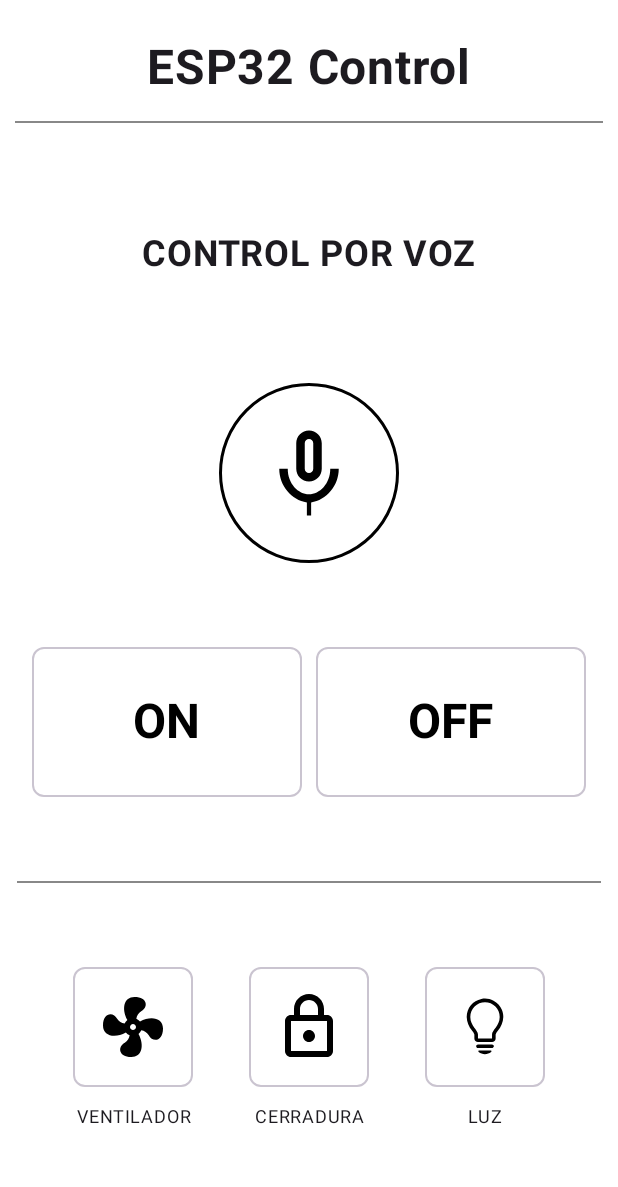
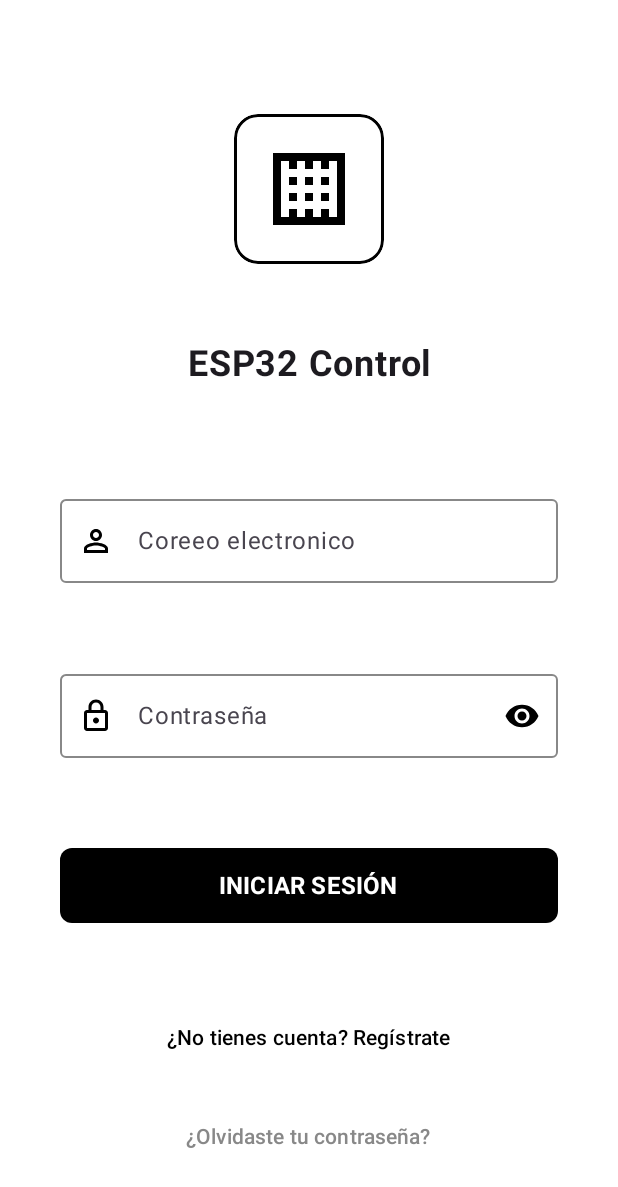
Before and after one commit to Luis3c4/ESP32-KOTLIN, an Android app built with Jetpack Compose: the screen it shows after launch (MainActivity before the commit, LoginActivity after it), on a phone screen of 412 x 824 dp. Shown: the top 1187 px of the screen. Run offline under Robolectric (Android 15) with nearby library versions, the phone set to English and light mode, and no system bars; our stand-ins replace Firebase (no records; nobody signed in at launch, a user with empty details on screens opened directly).

Commit message:
login end

```diff
--- a/app/build.gradle.kts
+++ b/app/build.gradle.kts
@@ -2,6 +2,7 @@ plugins {
     alias(libs.plugins.android.application)
     alias(libs.plugins.kotlin.android)
     alias(libs.plugins.kotlin.compose)
+    id("com.google.gms.google-services")
 }
 
 android {
@@ -40,7 +41,8 @@ android {
 }
 
 dependencies {
-
+    implementation(platform("com.google.firebase:firebase-bom:33.13.0"))
+    implementation("com.google.firebase:firebase-analytics")
     implementation(libs.androidx.core.ktx)
     implementation(libs.androidx.lifecycle.runtime.ktx)
     implementation(libs.androidx.activity.compose)
@@ -49,6 +51,7 @@ dependencies {
     implementation(libs.androidx.ui.graphics)
     implementation(libs.androidx.ui.tooling.preview)
     implementation(libs.androidx.material3)
+    implementation(libs.firebase.auth.ktx)
     testImplementation(libs.junit)
     androidTestImplementation(libs.androidx.junit)
     androidTestImplementation(libs.androidx.espresso.core)
--- a/app/src/main/AndroidManifest.xml
+++ b/app/src/main/AndroidManifest.xml
@@ -12,14 +12,15 @@
         android:supportsRtl="true"
         android:theme="@style/Theme.Probando"
         tools:targetApi="31">
+        <activity android:name=".MainActivity" />
         <activity
-            android:name=".MainActivity"
+            android:name=".LoginActivity"
+
             android:exported="true"
             android:label="@string/app_name"
             android:theme="@style/Theme.Probando">
             <intent-filter>
                 <action android:name="android.intent.action.MAIN" />
-
                 <category android:name="android.intent.category.LAUNCHER" />
             </intent-filter>
         </activity>
--- /dev/null
+++ b/app/src/main/java/com/example/proyectoESP32/LoginActivity.kt
@@ -0,0 +1,320 @@
+package com.example.proyectoESP32
+
+import android.content.Intent
+import android.os.Bundle
+import android.widget.Toast
+import androidx.activity.ComponentActivity
+import androidx.activity.compose.setContent
+import androidx.compose.material3.TextFieldDefaults
+import androidx.compose.foundation.Image
+import androidx.compose.foundation.background
+import androidx.compose.foundation.border
+import androidx.compose.foundation.layout.*
+import androidx.compose.foundation.shape.RoundedCornerShape
+import androidx.compose.foundation.text.KeyboardOptions
+import androidx.compose.material3.*
+import androidx.compose.runtime.*
+import androidx.compose.ui.Alignment
+import androidx.compose.ui.Modifier
+import androidx.compose.ui.draw.clip
+import androidx.compose.ui.graphics.Color
+import androidx.compose.ui.platform.LocalContext
+import androidx.compose.ui.res.painterResource
+import androidx.compose.ui.text.font.FontWeight
+import androidx.compose.ui.text.input.KeyboardType
+import androidx.compose.ui.text.input.PasswordVisualTransformation
+import androidx.compose.ui.text.input.VisualTransformation
+import androidx.compose.ui.text.style.TextAlign
+import androidx.compose.ui.unit.dp
+import androidx.compose.ui.unit.sp
+import com.google.firebase.auth.FirebaseAuth
+import com.google.firebase.auth.ktx.auth
+import com.google.firebase.ktx.Firebase
+
+
+class LoginActivity : ComponentActivity() {
+    private lateinit var auth: FirebaseAuth
+
+
+    override fun onCreate(savedInstanceState: Bundle?) {
+        super.onCreate(savedInstanceState)
+        auth = Firebase.auth
+
+        setContent {
+            ESP32ControlTheme {
+                Surface(
+                    modifier = Modifier.fillMaxSize(),
+                    color = MaterialTheme.colorScheme.background
+                ) {
+                    LoginScreen(
+                        onLoginSuccess = {
+                            val intent = Intent(this, MainActivity::class.java)
+                            startActivity(intent)
+                            finish()
+                        },
+                        onLoginError = { message ->
+                            Toast.makeText(this, message, Toast.LENGTH_SHORT).show()
+                        }
+                    )
+                }
+            }
+        }
+    }
+}
+
+@OptIn(ExperimentalMaterial3Api::class)
+@Composable
+fun LoginScreen(onLoginSuccess: () -> Unit,
+                onLoginError: (String) -> Unit) {
+    var username by remember { mutableStateOf("") }
+    var password by remember { mutableStateOf("") }
+    var showPassword by remember { mutableStateOf(false) }
+    var isError by remember { mutableStateOf(false) }
+    var isLoading by remember { mutableStateOf(false) }
+    var errorMessage by remember { mutableStateOf("") }
+    val context = LocalContext.current
+    val auth = Firebase.auth
+    Box(
+        modifier = Modifier
+            .fillMaxSize()
+            .background(Color.White)
+    ) {
+        // Smartphone frame
+        Box(
+            modifier = Modifier
+                .fillMaxSize()
+                .padding(8.dp)
+        ) {
+            Column(
+                modifier = Modifier
+                    .fillMaxSize()
+                    .padding(16.dp),
+                horizontalAlignment = Alignment.CenterHorizontally,
+                verticalArrangement = Arrangement.SpaceEvenly
+            ) {
+
+
+                Spacer(modifier = Modifier.height(16.dp))
+
+                // App Logo/Icon
+                Box(
+                    modifier = Modifier
+                        .size(100.dp)
+                        .clip(RoundedCornerShape(16.dp))
+                        .border(2.dp, Color.Black, RoundedCornerShape(16.dp))
+                        .padding(16.dp),
+                    contentAlignment = Alignment.Center
+                ) {
+                    Icon(
+                        painter = painterResource(id = R.drawable.ic_esp32),
+                        contentDescription = "ESP32 Logo",
+                        modifier = Modifier.size(64.dp),
+                        tint = Color.Black
+                    )
+                }
+
+                Spacer(modifier = Modifier.height(16.dp))
+
+                // App Title
+                Text(
+                    text = "ESP32 Control",
+                    fontSize = 24.sp,
+                    fontWeight = FontWeight.Bold,
+                    textAlign = TextAlign.Center
+                )
+
+                Spacer(modifier = Modifier.height(32.dp))
+
+                // Username field
+                OutlinedTextField(
+                    value = username,
+                    onValueChange = { username = it
+                                    if (isError) {
+                                        isError= false
+                                        errorMessage = ""}
+                                    },
+                    label = { Text("Coreeo electronico") },
+                    singleLine = true,
+                    modifier = Modifier
+                        .fillMaxWidth()
+                        .padding(horizontal = 16.dp),
+                    isError = isError && username.isEmpty(),
+                    colors = OutlinedTextFieldDefaults.colors(
+                        focusedBorderColor = Color.Black,
+                        unfocusedBorderColor = Color.Gray,
+                        errorBorderColor = Color.Red
+                    ),
+                    leadingIcon = {
+                        Icon(
+                            painter = painterResource(id = R.drawable.ic_user),
+                            contentDescription = "Usuario",
+                            tint = Color.Black
+                        )
+                    }
+                )
+
+                Spacer(modifier = Modifier.height(16.dp))
+
+                // Password field
+                OutlinedTextField(
+                    value = password,
+                    onValueChange = { password = it
+                        if (isError) {
+                            isError = false
+                            errorMessage = ""
+                        } },
+                    label = { Text("Contraseña") },
+                    singleLine = true,
+                    visualTransformation = if (showPassword) VisualTransformation.None else PasswordVisualTransformation(),
+                    keyboardOptions = KeyboardOptions(keyboardType = KeyboardType.Password),
+                    modifier = Modifier
+                        .fillMaxWidth()
+                        .padding(horizontal = 16.dp),
+                    isError = isError && password.isEmpty(),
+                    colors = OutlinedTextFieldDefaults.colors(
+                        focusedBorderColor = Color.Black,
+                        unfocusedBorderColor = Color.Gray,
+                        errorBorderColor = Color.Red
+                    ),
+                    leadingIcon = {
+                        Icon(
+                            painter = painterResource(id = R.drawable.ic_lock),
+                            contentDescription = "Contraseña",
+                            tint = Color.Black
+                        )
+                    },
+                    trailingIcon = {
+                        IconButton(onClick = { showPassword = !showPassword }) {
+                            Icon(
+                                painter = painterResource(
+                                    id = if (showPassword) R.drawable.ic_visibility_off else R.drawable.ic_visibility
+                                ),
+                                contentDescription = if (showPassword) "Ocultar contraseña" else "Mostrar contraseña",
+                                tint = Color.Black
+                            )
+                        }
+                    }
+                )
+
+                if (isError) {
+                    Text(
+                        text = "Por favor, complete todos los campos",
+                        color = Color.Red,
+                        fontSize = 12.sp,
+                        modifier = Modifier.padding(start = 16.dp, top = 4.dp)
+                    )
+                }
+
+                Spacer(modifier = Modifier.height(24.dp))
+
+                // Login button
+                Button(
+                    onClick = {
+                        if (username.isEmpty() || password.isEmpty()) {
+                            isError = true
+                            errorMessage = "Por favor, complete todos los campos"
+                            return@Button
+                        }
+                        // Validar formato de correo electrónico
+                        if (!android.util.Patterns.EMAIL_ADDRESS.matcher(username).matches()) {
+                            isError = true
+                            errorMessage = "Ingrese un correo electrónico válido"
+                            return@Button
+                        }
+                        // Mostrar indicador de carga
+                        isLoading = true
+                        // Iniciar sesión con Firebase
+                        auth.signInWithEmailAndPassword(username, password)
+                            .addOnCompleteListener { task ->
+                                isLoading = false
+                                if (task.isSuccessful) {
+                                    // Login exitoso
+                                    onLoginSuccess()
+                                } else {
+                                    // Login fallido
+                                    isError = true
+                                    errorMessage = task.exception?.message ?: "Error de autenticación"
+                                    onLoginError(errorMessage)
+                                }
+                            }
+                    },
+                    modifier = Modifier
+                        .fillMaxWidth()
+                        .height(50.dp)
+                        .padding(horizontal = 16.dp),
+                    shape = RoundedCornerShape(8.dp),
+                    colors = ButtonDefaults.buttonColors(
+                        containerColor = Color.Black,
+                        contentColor = Color.White
+                    ),
+                    enabled = !isLoading
+                ) {
+                    if (isLoading){
+                        CircularProgressIndicator(
+                            modifier = Modifier.size(24.dp),
+                            color = Color.White
+                        )
+                    }else {
+                        Text(
+                            text = "INICIAR SESIÓN",
+                            fontSize = 16.sp,
+                            fontWeight = FontWeight.Bold
+                        )
+                    }
+                }
+
+                Spacer(modifier = Modifier.height(16.dp))
+
+                // Register link
+                TextButton(
+                    onClick = { /* TODO: Navigate to register screen */ },
+                    modifier = Modifier.fillMaxWidth()
+                ) {
+                    Text(
+                        text = "¿No tienes cuenta? Regístrate",
+                        color = Color.Black,
+                        fontSize = 14.sp
+                    )
+                }
+
+                // Forgot password link
+                TextButton(
+                    onClick = {
+                        if (username.isEmpty() || !android.util.Patterns.EMAIL_ADDRESS.matcher(username).matches()) {
+                        isError = true
+                        errorMessage = "Ingrese un correo electrónico válido para recuperar la contraseña"
+                        return@TextButton
+                    }
+                        // Enviar correo de recuperación
+                        auth.sendPasswordResetEmail(username)
+                            .addOnCompleteListener { task ->
+                                if (task.isSuccessful) {
+                                    onLoginError("Se ha enviado un correo para restablecer tu contraseña")
+                                } else {
+                                    isError = true
+                                    errorMessage = task.exception?.message ?: "Error al enviar el correo"
+                                    onLoginError(errorMessage)
+                                }
+                            }},
+                    modifier = Modifier.fillMaxWidth()
+                ) {
+                    Text(
+                        text = "¿Olvidaste tu contraseña?",
+                        color = Color.Gray,
+                        fontSize = 14.sp
+                    )
+                }
+            }
+        }
+    }
+    // Mostrar un indicador de carga mientras se procesa la autenticación
+    if (isLoading)
+        Box(
+            modifier = Modifier
+                .fillMaxSize()
+                .background(Color.Black.copy(alpha = 0.5f)),
+            contentAlignment = Alignment.Center
+        ) {
+            CircularProgressIndicator(color = Color.White)
+        }
+    }
--- /dev/null
+++ b/app/src/main/res/drawable/ic_esp32.xml
@@ -0,0 +1,9 @@
+<vector xmlns:android="http://schemas.android.com/apk/res/android"
+    android:width="24dp"
+    android:height="24dp"
+    android:viewportWidth="24"
+    android:viewportHeight="24">
+    <path
+        android:fillColor="#000000"
+        android:pathData="M7,5H9V7H7V5ZM7,9H9V11H7V9ZM7,13H9V15H7V13ZM7,17H9V19H7V17ZM11,5H13V7H11V5ZM11,9H13V11H11V9ZM11,13H13V15H11V13ZM11,17H13V19H11V17ZM15,5H17V7H15V5ZM15,9H17V11H15V9ZM15,13H17V15H15V13ZM15,17H17V19H15V17ZM3,3V21H21V3H3ZM19,19H5V5H19V19Z"/>
+</vector>
--- /dev/null
+++ b/app/src/main/res/drawable/ic_user.xml
@@ -0,0 +1,9 @@
+<vector xmlns:android="http://schemas.android.com/apk/res/android"
+    android:width="24dp"
+    android:height="24dp"
+    android:viewportWidth="24"
+    android:viewportHeight="24">
+    <path
+        android:fillColor="#000000"
+        android:pathData="M12,12C14.21,12 16,10.21 16,8C16,5.79 14.21,4 12,4C9.79,4 8,5.79 8,8C8,10.21 9.79,12 12,12ZM12,6C13.1,6 14,6.9 14,8C14,9.1 13.1,10 12,10C10.9,10 10,9.1 10,8C10,6.9 10.9,6 12,6ZM12,13C9.33,13 4,14.34 4,17V20H20V17C20,14.34 14.67,13 12,13ZM18,18H6V17.01C6.2,16.29 9.3,15 12,15C14.7,15 17.8,16.29 18,17V18Z"/>
+</vector>
--- /dev/null
+++ b/app/src/main/res/drawable/ic_visibility.xml
@@ -0,0 +1,9 @@
+<vector xmlns:android="http://schemas.android.com/apk/res/android"
+    android:width="24dp"
+    android:height="24dp"
+    android:viewportWidth="24"
+    android:viewportHeight="24">
+    <path
+        android:fillColor="#000000"
+        android:pathData="M12,4.5C7,4.5 2.73,7.61 1,12C2.73,16.39 7,19.5 12,19.5C17,19.5 21.27,16.39 23,12C21.27,7.61 17,4.5 12,4.5ZM12,17C9.24,17 7,14.76 7,12C7,9.24 9.24,7 12,7C14.76,7 17,9.24 17,12C17,14.76 14.76,17 12,17ZM12,9C10.34,9 9,10.34 9,12C9,13.66 10.34,15 12,15C13.66,15 15,13.66 15,12C15,10.34 13.66,9 12,9Z"/>
+</vector>
--- /dev/null
+++ b/app/src/main/res/drawable/ic_visibility_off.xml
@@ -0,0 +1,9 @@
+<vector xmlns:android="http://schemas.android.com/apk/res/android"
+    android:width="24dp"
+    android:height="24dp"
+    android:viewportWidth="24"
+    android:viewportHeight="24">
+    <path
+        android:fillColor="#000000"
+        android:pathData="M12,7C14.76,7 17,9.24 17,12C17,12.65 16.87,13.26 16.64,13.83L19.56,16.75C21.07,15.49 22.26,13.86 23,12C21.27,7.61 17,4.5 12,4.5C10.6,4.5 9.26,4.75 8,5.2L10.17,7.37C10.74,7.13 11.35,7 12,7ZM2,4.27L4.28,6.55L4.74,7.01C3.08,8.3 1.78,10.02 1,12C2.73,16.39 7,19.5 12,19.5C13.55,19.5 15.03,19.2 16.38,18.66L16.8,19.08L19.73,22L21,20.73L3.27,3L2,4.27ZM7.53,9.8L9.08,11.35C9.03,11.56 9,11.78 9,12C9,13.66 10.34,15 12,15C12.22,15 12.44,14.97 12.65,14.92L14.2,16.47C13.53,16.8 12.79,17 12,17C9.24,17 7,14.76 7,12C7,11.21 7.2,10.47 7.53,9.8ZM11.84,9.02L14.99,12.17L15.01,12.01C15.01,10.35 13.67,9.01 12.01,9.01L11.84,9.02Z"/>
+</vector>
--- a/build.gradle.kts
+++ b/build.gradle.kts
@@ -3,4 +3,5 @@ plugins {
     alias(libs.plugins.android.application) apply false
     alias(libs.plugins.kotlin.android) apply false
     alias(libs.plugins.kotlin.compose) apply false
+    id("com.google.gms.google-services") version "4.4.2" apply false
 }
--- a/gradle/libs.versions.toml
+++ b/gradle/libs.versions.toml
@@ -8,6 +8,7 @@ espressoCore = "3.5.1"
 lifecycleRuntimeKtx = "2.6.1"
 activityCompose = "1.8.0"
 composeBom = "2024.09.00"
+firebaseAuthKtx = "23.2.0"
 
 [libraries]
 androidx-core-ktx = { group = "androidx.core", name = "core-ktx", version.ref = "coreKtx" }
@@ -24,6 +25,7 @@ androidx-ui-tooling-preview = { group = "androidx.compose.ui", name = "ui-toolin
 androidx-ui-test-manifest = { group = "androidx.compose.ui", name = "ui-test-manifest" }
 androidx-ui-test-junit4 = { group = "androidx.compose.ui", name = "ui-test-junit4" }
 androidx-material3 = { group = "androidx.compose.material3", name = "material3" }
+firebase-auth-ktx = { group = "com.google.firebase", name = "firebase-auth-ktx", version.ref = "firebaseAuthKtx" }
 
 [plugins]
 android-application = { id = "com.android.application", version.ref = "agp" }
```
Also changed, not shown: app/src/main/java/com/example/proyectoESP32/MainActivity.kt (+10 -10 lines), 1 other file.
